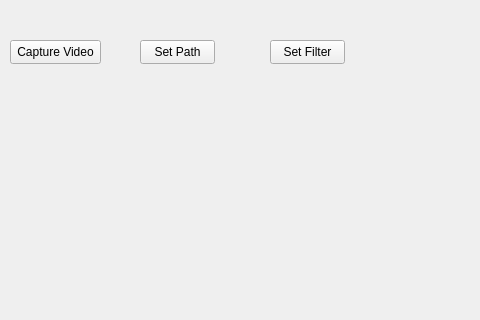
The window that mainwindow.ui (Nachos-mic/Aplikacja_Strumienie_Wideo) describes before a commit, drawn with Qt 5; both pictures show x 320 to 800 and y 0 to 320 of the 800 by 600 pixel window.
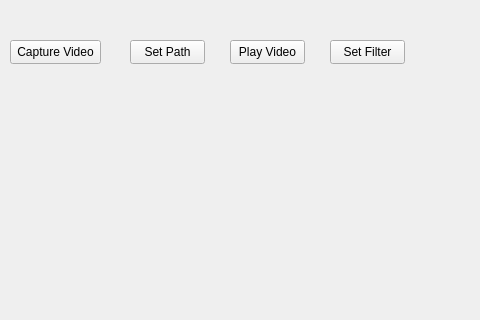
The same window after the commit.

Patch:
```diff
--- a/mainwindow.ui
+++ b/mainwindow.ui
@@ -53,7 +53,7 @@
    <widget class="QPushButton" name="setPathButton">
     <property name="geometry">
      <rect>
-      <x>460</x>
+      <x>450</x>
       <y>40</y>
       <width>75</width>
       <height>24</height>
@@ -79,7 +79,7 @@
    <widget class="QPushButton" name="filterButton">
     <property name="geometry">
      <rect>
-      <x>590</x>
+      <x>650</x>
       <y>40</y>
       <width>75</width>
       <height>24</height>
@@ -89,6 +89,19 @@
      <string>Set Filter</string>
     </property>
    </widget>
+   <widget class="QPushButton" name="playVideoButton">
+    <property name="geometry">
+     <rect>
+      <x>550</x>
+      <y>40</y>
+      <width>75</width>
+      <height>24</height>
+     </rect>
+    </property>
+    <property name="text">
+     <string>Play Video</string>
+    </property>
+   </widget>
   </widget>
   <widget class="QMenuBar" name="menubar">
    <property name="geometry">
```
